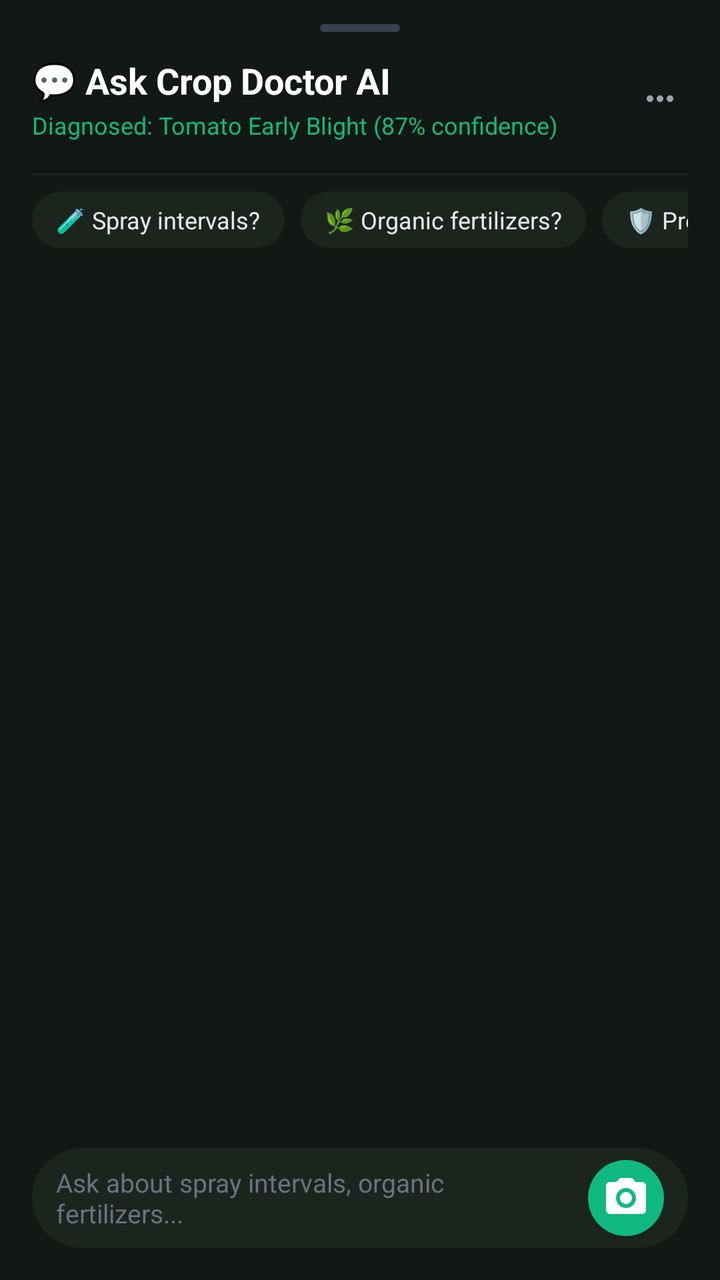
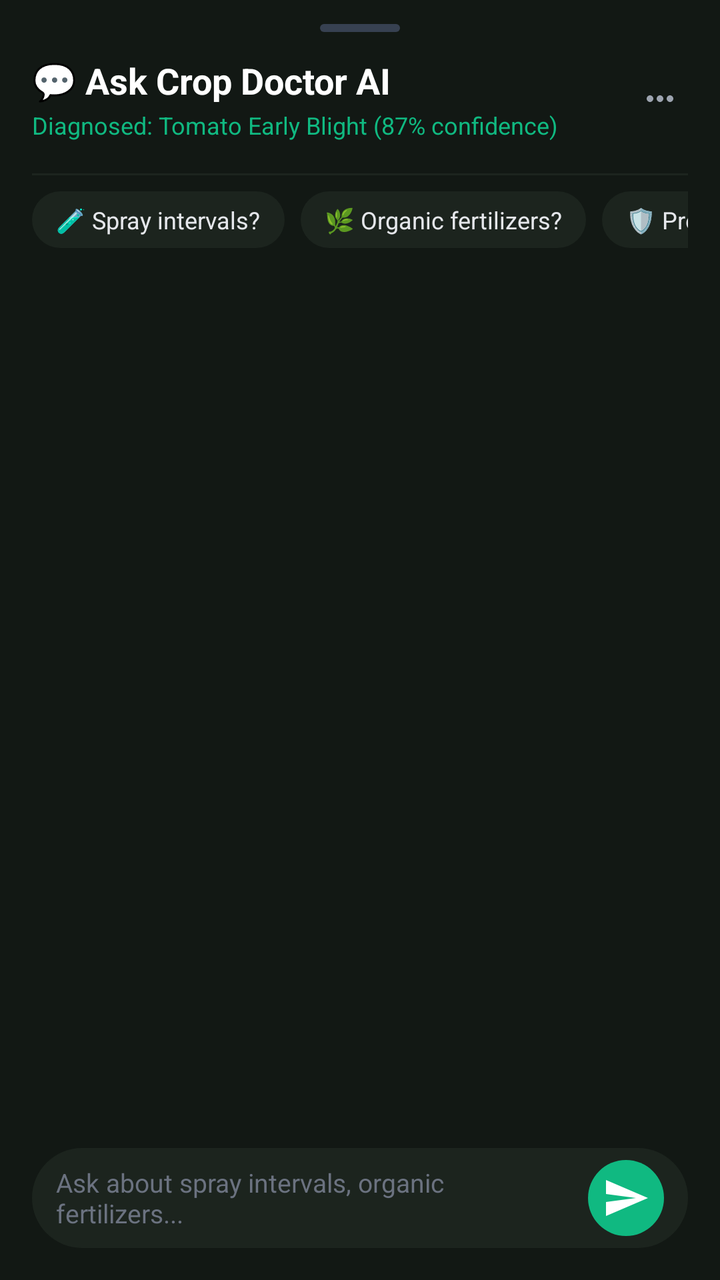

An Android layout rendered at two revisions. The XML below is the earlier revision; the diff shows what the commit changed to produce the second picture.
<!-- AndroidManifest.xml: application theme Theme.SmartAgriculture -->
<!-- res/layout/bottom_sheet_ask_doctor.xml -->
<?xml version="1.0" encoding="utf-8"?>
<LinearLayout xmlns:android="http://schemas.android.com/apk/res/android"
    xmlns:app="http://schemas.android.com/apk/res-auto"
    android:layout_width="match_parent"
    android:layout_height="match_parent"
    android:background="#121814"
    android:orientation="vertical"
    android:paddingHorizontal="16dp"
    android:paddingTop="12dp"
    android:paddingBottom="16dp">

    
    <View
        android:layout_width="40dp"
        android:layout_height="4dp"
        android:layout_gravity="center_horizontal"
        android:layout_marginBottom="12dp"
        android:background="@drawable/rounded_button"
        android:backgroundTint="#374151" />

    
    <RelativeLayout
        android:layout_width="match_parent"
        android:layout_height="wrap_content"
        android:layout_marginBottom="8dp">

        <LinearLayout
            android:layout_width="wrap_content"
            android:layout_height="wrap_content"
            android:layout_alignParentStart="true"
            android:orientation="vertical">

            <TextView
                android:id="@+id/tvBottomSheetTitle"
                android:layout_width="wrap_content"
                android:layout_height="wrap_content"
                android:text="💬 Ask Crop Doctor AI"
                android:textColor="#FFFFFF"
                android:textSize="18sp"
                android:textStyle="bold" />

            <TextView
                android:id="@+id/tvBottomSheetSubtitle"
                android:layout_width="wrap_content"
                android:layout_height="wrap_content"
                android:layout_marginTop="2dp"
                android:text="Diagnosed: Tomato Early Blight (87% confidence)"
                android:textColor="#10B981"
                android:textSize="12sp" />
        </LinearLayout>

        <ImageView
            android:id="@+id/btnClose"
            android:layout_width="28dp"
            android:layout_height="28dp"
            android:layout_alignParentEnd="true"
            android:layout_centerVertical="true"
            android:background="?attr/selectableItemBackgroundBorderless"
            android:padding="4dp"
            android:src="@drawable/ic_more"
            app:tint="#9CA3AF" />
    </RelativeLayout>

    <View
        android:layout_width="match_parent"
        android:layout_height="1dp"
        android:layout_marginVertical="8dp"
        android:background="#1C241E" />

    
    <HorizontalScrollView
        android:layout_width="match_parent"
        android:layout_height="wrap_content"
        android:layout_marginBottom="8dp"
        android:scrollbars="none">

        <LinearLayout
            android:layout_width="wrap_content"
            android:layout_height="wrap_content"
            android:orientation="horizontal">

            <TextView
                android:id="@+id/chipSprayIntervals"
                android:layout_width="wrap_content"
                android:layout_height="wrap_content"
                android:layout_marginEnd="8dp"
                android:background="@drawable/rounded_button"
                android:backgroundTint="#1C241E"
                android:paddingHorizontal="12dp"
                android:paddingVertical="6dp"
                android:text="🧪 Spray intervals?"
                android:textColor="#E5E7EB"
                android:textSize="12sp" />

            <TextView
                android:id="@+id/chipOrganicRemedies"
                android:layout_width="wrap_content"
                android:layout_height="wrap_content"
                android:layout_marginEnd="8dp"
                android:background="@drawable/rounded_button"
                android:backgroundTint="#1C241E"
                android:paddingHorizontal="12dp"
                android:paddingVertical="6dp"
                android:text="🌿 Organic fertilizers?"
                android:textColor="#E5E7EB"
                android:textSize="12sp" />

            <TextView
                android:id="@+id/chipPrevention"
                android:layout_width="wrap_content"
                android:layout_height="wrap_content"
                android:background="@drawable/rounded_button"
                android:backgroundTint="#1C241E"
                android:paddingHorizontal="12dp"
                android:paddingVertical="6dp"
                android:text="🛡️ Prevention tips?"
                android:textColor="#E5E7EB"
                android:textSize="12sp" />
        </LinearLayout>
    </HorizontalScrollView>

    
    <androidx.recyclerview.widget.RecyclerView
        android:id="@+id/rvChat"
        android:layout_width="match_parent"
        android:layout_height="0dp"
        android:layout_weight="1"
        android:clipToPadding="false"
        android:paddingVertical="8dp" />

    
    <LinearLayout
        android:layout_width="match_parent"
        android:layout_height="wrap_content"
        android:layout_marginTop="8dp"
        android:background="@drawable/rounded_button"
        android:backgroundTint="#1C241E"
        android:gravity="center_vertical"
        android:orientation="horizontal"
        android:paddingHorizontal="12dp"
        android:paddingVertical="6dp">

        <EditText
            android:id="@+id/etInputMessage"
            android:layout_width="0dp"
            android:layout_height="wrap_content"
            android:layout_weight="1"
            android:background="@null"
            android:hint="Ask about spray intervals, organic fertilizers..."
            android:imeOptions="actionSend"
            android:inputType="textCapSentences|textMultiLine"
            android:maxLines="3"
            android:textColor="#FFFFFF"
            android:textColorHint="#6B7280"
            android:textSize="13sp" />

        <ProgressBar
            android:id="@+id/pbSending"
            android:layout_width="24dp"
            android:layout_height="24dp"
            android:layout_marginStart="8dp"
            android:indeterminateTint="#10B981"
            android:visibility="gone" />

        <ImageButton
            android:id="@+id/btnSendMessage"
            android:layout_width="38dp"
            android:layout_height="38dp"
            android:layout_marginStart="8dp"
            android:background="@drawable/rounded_button"
            android:backgroundTint="#10B981"
            android:contentDescription="Send"
            android:src="@drawable/ic_scan"
            app:tint="#FFFFFF" />
    </LinearLayout>

</LinearLayout>
<!-- resources referenced by this layout -->
<resources>
  <!-- drawable ic_more (drawable) -->
  <vector xmlns:android="http://schemas.android.com/apk/res/android"
      android:width="24dp"
      android:height="24dp"
      android:viewportWidth="24.0"
      android:viewportHeight="24.0">
      <path
          android:fillColor="#FF000000"
          android:pathData="M6,10c-1.1,0 -2,0.9 -2,2s0.9,2 2,2 2,-0.9 2,-2 -0.9,-2 -2,-2zm12,0c-1.1,0 -2,0.9 -2,2s0.9,2 2,2 2,-0.9 2,-2 -0.9,-2 -2,-2zm-6,0c-1.1,0 -2,0.9 -2,2s0.9,2 2,2 2,-0.9 2,-2 -0.9,-2 -2,-2z"/>
  </vector>
  <!-- drawable ic_scan (drawable) -->
  <vector xmlns:android="http://schemas.android.com/apk/res/android"
      android:width="24dp"
      android:height="24dp"
      android:viewportWidth="24"
      android:viewportHeight="24">
    <path
        android:fillColor="@android:color/white"
        android:pathData="M12,15c1.66,0 3,-1.34 3,-3s-1.34,-3 -3,-3 -3,1.34 -3,3 1.34,3 3,3zM9,2L7.17,4H4c-1.1,0 -2,0.9 -2,2v12c0,1.1 0.9,2 2,2h16c1.1,0 2,-0.9 2,-2V6c0,-1.1 -0.9,-2 -2,-2h-3.17L15,2H9zm3,15c-2.76,0 -5,-2.24 -5,-5s2.24,-5 5,-5 5,2.24 5,5 -2.24,5 -5,5z"/>
  </vector>
  <!-- drawable rounded_button (drawable) -->
  <?xml version="1.0" encoding="utf-8"?>
  <shape xmlns:android="http://schemas.android.com/apk/res/android"
      android:shape="rectangle">
      <solid android:color="#FFFFFF"/>
      <corners android:radius="50dp"/>
  </shape>
  <style name="Theme.SmartAgriculture" parent="Base.Theme.SmartAgriculture" />
  <style name="Base.Theme.SmartAgriculture" parent="Theme.Material3.DayNight.NoActionBar">
          
          <item name="colorPrimary">@color/colorPrimary</item>
          <item name="colorPrimaryVariant">@color/colorPrimaryVariant</item>
          <item name="colorOnPrimary">@color/colorOnPrimary</item>
          
          
          <item name="colorSecondary">@color/colorSecondary</item>
          <item name="colorSecondaryVariant">@color/colorSecondaryVariant</item>
          <item name="colorOnSecondary">@color/colorOnSecondary</item>
          
          
          <item name="android:colorBackground">#121814</item>
          <item name="colorSurface">#1C241E</item>
          <item name="colorSurfaceVariant">#242E27</item>
          <item name="colorOnSurface">#FFFFFF</item>
          <item name="colorOnSurfaceVariant">#9CA3AF</item>
  
          
          <item name="android:windowFullscreen">true</item>
  
          
          <item name="fontFamily">sans-serif</item>
      </style>
  <color name="colorPrimary">#2E7D32</color>
  <color name="colorPrimaryVariant">#1B5E20</color>
  <color name="colorOnPrimary">#FFFFFF</color>
  <color name="colorSecondary">#81C784</color>
  <color name="colorSecondaryVariant">#66BB6A</color>
  <color name="colorOnSecondary">#000000</color>
</resources>

<!-- the commit's change to res/layout/bottom_sheet_ask_doctor.xml (unified diff, before → after) -->
@@ -170,7 +170,7 @@
             android:background="@drawable/rounded_button"
             android:backgroundTint="#10B981"
             android:contentDescription="Send"
-            android:src="@drawable/ic_scan"
+            android:src="@drawable/ic_send"
             app:tint="#FFFFFF" />
     </LinearLayout>
 
<!-- resource entries referenced after the edit -->
@@ -10,15 +10,15 @@
           android:fillColor="#FF000000"
           android:pathData="M6,10c-1.1,0 -2,0.9 -2,2s0.9,2 2,2 2,-0.9 2,-2 -0.9,-2 -2,-2zm12,0c-1.1,0 -2,0.9 -2,2s0.9,2 2,2 2,-0.9 2,-2 -0.9,-2 -2,-2zm-6,0c-1.1,0 -2,0.9 -2,2s0.9,2 2,2 2,-0.9 2,-2 -0.9,-2 -2,-2z"/>
   </vector>
-  <!-- drawable ic_scan (drawable) -->
+  <!-- drawable ic_send (drawable) -->
   <vector xmlns:android="http://schemas.android.com/apk/res/android"
       android:width="24dp"
       android:height="24dp"
       android:viewportWidth="24"
       android:viewportHeight="24">
-    <path
-        android:fillColor="@android:color/white"
-        android:pathData="M12,15c1.66,0 3,-1.34 3,-3s-1.34,-3 -3,-3 -3,1.34 -3,3 1.34,3 3,3zM9,2L7.17,4H4c-1.1,0 -2,0.9 -2,2v12c0,1.1 0.9,2 2,2h16c1.1,0 2,-0.9 2,-2V6c0,-1.1 -0.9,-2 -2,-2h-3.17L15,2H9zm3,15c-2.76,0 -5,-2.24 -5,-5s2.24,-5 5,-5 5,2.24 5,5 -2.24,5 -5,5z"/>
+      <path
+          android:fillColor="#FFFFFF"
+          android:pathData="M2.01,21L23,12 2.01,3 2,10l15,2 -15,2z" />
   </vector>
   <!-- drawable rounded_button (drawable) -->
   <?xml version="1.0" encoding="utf-8"?>
